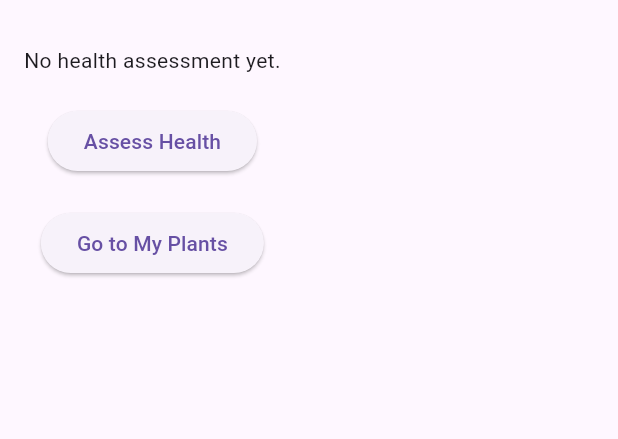
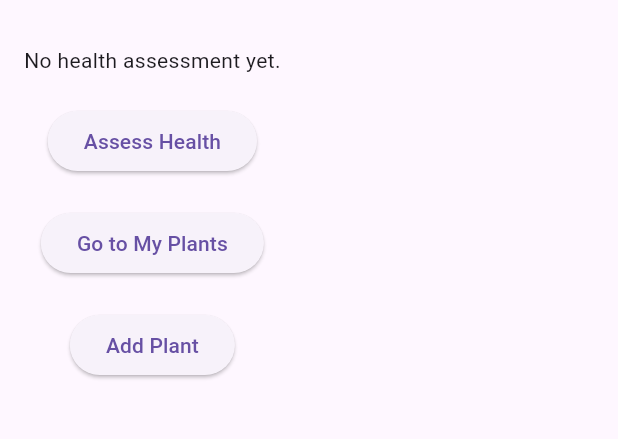
Before and after one commit to Mohammad-soqar/Plant_AI, a Flutter app: the screen it shows after launch, on a phone screen of 412 x 824 dp, the part 63-502 px from its top. Run offline on Flutter 3.47's test engine with Material 3 defaults, Android fonts, the phone set to English and light mode, and no system bars; our stand-ins replace cloud_firestore, firebase_auth, firebase_core, image_picker; accounts and stored records are empty.

Commit message:
Update plant_view.dart

```diff
--- a/lib/ui/views/plant_view.dart
+++ b/lib/ui/views/plant_view.dart
@@ -1,6 +1,7 @@
 import 'dart:io';
 import 'package:flutter/material.dart';
 import 'package:image_picker/image_picker.dart';
+import 'package:plantai/ui/views/add_edit_plant_view.dart';
 import 'package:plantai/ui/views/plant_list_view.dart';
 import 'package:plantai/ui/widgets/health_assessment_widget.dart';
 import 'package:provider/provider.dart';
@@ -84,6 +85,16 @@ class PlantView extends StatelessWidget {
               },
               child: const Text("Go to My Plants"),
             ),
+              const SizedBox(height: 20),
+            ElevatedButton(
+              onPressed: () {
+              Navigator.push(
+                context,
+                MaterialPageRoute(builder: (context) => const AddEditPlantView()),
+              );
+              },
+              child: const Text("Add Plant"),
+            ),
           ],
         ),
       ),
```
